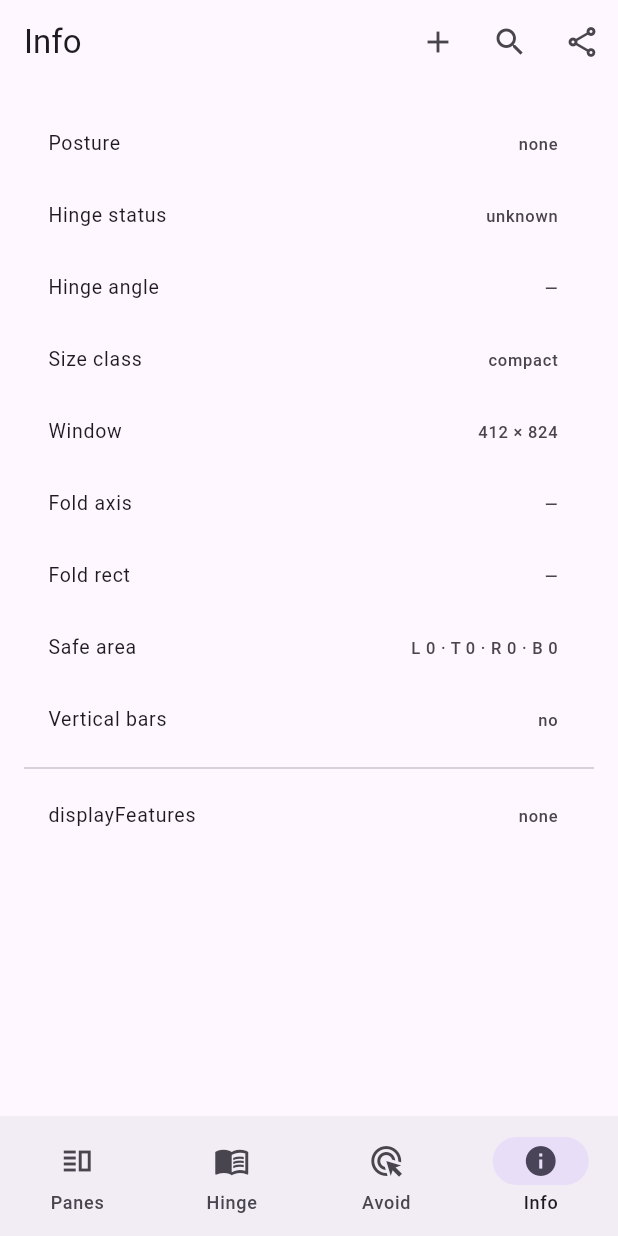
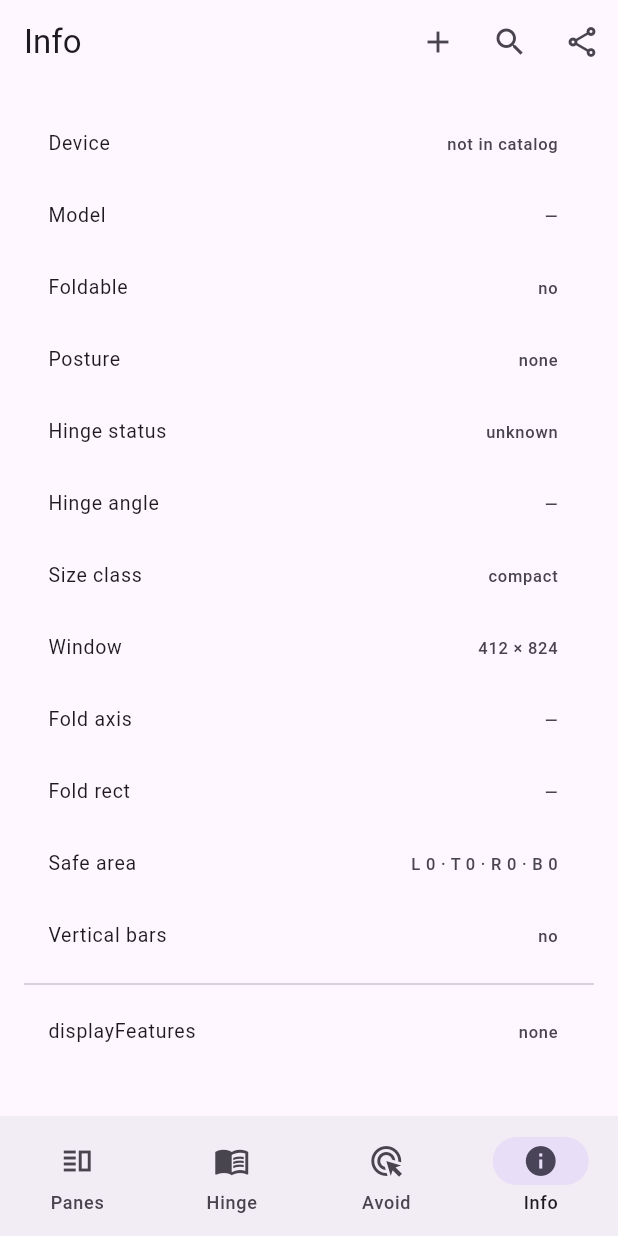
Before and after one commit to msaadev/fold_kit, a Flutter app: the screen it shows after launch, item 4 of the bottom bar chosen, on a phone screen of 412 x 824 dp. Run offline on Flutter 3.47's test engine with Material 3 defaults, Android fonts, the phone set to English and light mode, and no system bars.

Commit message:
FoldState with FoldBuilder, FoldListener and FoldKit.changes (posture, angle, device); easy migration for FoldScaffold

````diff
--- a/example/lib/main.dart
+++ b/example/lib/main.dart
@@ -38,23 +38,23 @@ class _HomePageState extends State<HomePage> {
 
   static const _tabs = [
     FoldDestination(
-      icon: Icons.vertical_split_outlined,
-      selectedIcon: Icons.vertical_split,
+      icon: Icon(Icons.vertical_split_outlined),
+      selectedIcon: Icon(Icons.vertical_split),
       label: 'Panes',
     ),
     FoldDestination(
-      icon: Icons.menu_book_outlined,
-      selectedIcon: Icons.menu_book,
+      icon: Icon(Icons.menu_book_outlined),
+      selectedIcon: Icon(Icons.menu_book),
       label: 'Hinge',
     ),
     FoldDestination(
-      icon: Icons.ads_click_outlined,
-      selectedIcon: Icons.ads_click,
+      icon: Icon(Icons.ads_click_outlined),
+      selectedIcon: Icon(Icons.ads_click),
       label: 'Avoid',
     ),
     FoldDestination(
-      icon: Icons.info_outline,
-      selectedIcon: Icons.info,
+      icon: Icon(Icons.info_outline),
+      selectedIcon: Icon(Icons.info),
       label: 'Info',
     ),
   ];
@@ -65,18 +65,18 @@ class _HomePageState extends State<HomePage> {
       title: Text(_tabs[_tab].label),
       actions: [
         FoldAction(
-          icon: Icons.add,
+          icon: Icon(Icons.add),
           label: 'New',
           prominent: true,
           onPressed: () => _toast('FoldAction: New'),
         ),
         FoldAction(
-          icon: Icons.search,
+          icon: Icon(Icons.search),
           label: 'Search',
           onPressed: () => _toast('FoldAction: Search'),
         ),
         FoldAction(
-          icon: Icons.share_outlined,
+          icon: Icon(Icons.share_outlined),
           label: 'Share',
           onPressed: () => _toast('FoldAction: Share'),
         ),
@@ -320,6 +320,12 @@ class InfoPage extends StatelessWidget {
     return ListView(
       padding: const EdgeInsets.all(16),
       children: [
+        _buildRow(
+          'Device',
+          FoldKit.of(context).device?.name ?? 'not in catalog',
+        ),
+        _buildRow('Model', FoldKit.of(context).model ?? '—'),
+        _buildRow('Foldable', FoldKit.of(context).isFoldable ? 'yes' : 'no'),
         _buildRow('Posture', fold.posture.name),
         _buildRow('Hinge status', FoldKitScope.statusOf(context).name),
         _buildRow('Hinge angle', angle == null ? '—' : '${angle.round()}°'),
--- a/lib/fold_kit.dart
+++ b/lib/fold_kit.dart
@@ -8,4 +8,5 @@ export 'src/fold_device.dart';
 export 'src/fold_kit_scope.dart' hide FoldScopeData;
 export 'src/fold_preview.dart';
 export 'src/fold_scaffold.dart';
+export 'src/fold_state.dart' hide FoldStatePublisher;
 export 'src/fold_two_pane.dart';
--- a/lib/src/fold_device.dart
+++ b/lib/src/fold_device.dart
@@ -49,6 +49,10 @@ class FoldDevice {
   /// The fold on [inner] while half open, or `null` for devices without one.
   final Rect? fold;
 
+  /// Model identifiers that belong to this device (prefix match), e.g.
+  /// `iPhone19,4` or `SM-F966`.
+  final List<String> modelIds;
+
   /// Safe area of the outer display (iPhone Duo: the status strip on the right).
   final EdgeInsets outerPadding;
 
@@ -66,6 +70,7 @@ class FoldDevice {
     this.outer,
     this.fold,
     this.outerPadding = EdgeInsets.zero,
+    this.modelIds = const [],
     this.verified = 'spec',
   });
 
@@ -102,6 +107,7 @@ class FoldDevice {
       outer: json['outer'] == null ? null : size(json['outer']),
       fold: fold,
       outerPadding: _insets(json['outerPadding']),
+      modelIds: [for (final m in json['modelIds'] as List? ?? const []) '$m'],
       verified: json['verified'] as String? ?? 'spec',
     );
   }
@@ -139,6 +145,15 @@ abstract final class FoldDevices {
   static FoldDevice? byId(String id) {
     for (final d in _all) {
       if (d.id == id) return d;
+    }
+    return null;
+  }
+
+  /// The device whose model id matches [model] (`iPhone19,4`, `SM-F966B`…), or `null`.
+  static FoldDevice? byModel(String? model) {
+    if (model == null || model.isEmpty) return null;
+    for (final d in _all) {
+      if (d.modelIds.any(model.startsWith)) return d;
     }
     return null;
   }
@@ -182,6 +197,7 @@ abstract final class FoldDevices {
       outer: Size(466, 678),
       fold: Rect.fromLTWH(455.5, 0, 40, 669),
       outerPadding: EdgeInsets.only(right: 84),
+      modelIds: ['iPhone19,4'],
       verified: 'simulator',
     ),
     FoldDevice(
@@ -193,6 +209,7 @@ abstract final class FoldDevices {
       inner: Size(832, 750),
       outer: Size(411, 960),
       fold: Rect.fromLTWH(416, 0, 0, 750),
+      modelIds: ['SM-F966'],
     ),
     FoldDevice(
       id: 'ipad-mini',
--- a/lib/src/fold_kit_scope.dart
+++ b/lib/src/fold_kit_scope.dart
@@ -4,6 +4,8 @@ import 'dart:ui' show DisplayFeature, DisplayFeatureState, DisplayFeatureType;
 import 'package:flutter/foundation.dart';
 import 'package:flutter/services.dart';
 import 'package:flutter/widgets.dart';
+
+import 'fold_state.dart';
 
 /// Hinge status reported by the platform (iPhone Duo; Android reports only the angle).
 enum HingeStatus {
@@ -46,6 +48,11 @@ class FoldKitScope extends StatefulWidget {
       context.dependOnInheritedWidgetOfExactType<FoldScopeData>()?.status ??
       HingeStatus.unknown;
 
+  /// The device model id (`iPhone19,4`, `SM-F966B`…), `null` before the
+  /// platform reports it or outside iOS / Android.
+  static String? modelOf(BuildContext context) =>
+      context.dependOnInheritedWidgetOfExactType<FoldScopeData>()?.model;
+
   /// The latest hinge angle in degrees (iPhone Duo, Android foldables with a
   /// hinge sensor), `null` when not reported. Use it for interaction, not layout.
   static double? angleOf(BuildContext context) =>
@@ -59,6 +66,7 @@ class _FoldKitScopeState extends State<FoldKitScope> {
   StreamSubscription<dynamic>? _subscription;
   HingeStatus _status = HingeStatus.unknown;
   double? _angle;
+  String? _model;
   List<Rect> _folds = const [];
 
   @override
@@ -97,9 +105,10 @@ class _FoldKitScopeState extends State<FoldKitScope> {
     return FoldScopeData(
       status: _status,
       angle: _angle,
+      model: _model,
       child: MediaQuery(
         data: base.copyWith(displayFeatures: features),
-        child: widget.child,
+        child: FoldStatePublisher(child: widget.child),
       ),
     );
   }
@@ -123,6 +132,7 @@ class _FoldKitScopeState extends State<FoldKitScope> {
     setState(() {
       _status = status;
       _angle = (event['angle'] as num?)?.toDouble();
+      _model = event['model'] as String? ?? _model;
       // Same rule as Flutter's Android behaviour: a fold splits layouts only while half open.
       _folds = status == HingeStatus.partiallyOpen ? folds : const [];
     });
@@ -137,15 +147,19 @@ class FoldScopeData extends InheritedWidget {
   /// Hinge angle in degrees.
   final double? angle;
 
+  /// Device model id reported by the platform.
+  final String? model;
+
   /// Creates the data.
   const FoldScopeData({
     super.key,
     required this.status,
     required this.angle,
+    this.model,
     required super.child,
   });
 
   @override
   bool updateShouldNotify(FoldScopeData old) =>
-      old.status != status || old.angle != angle;
+      old.status != status || old.angle != angle || old.model != model;
 }
--- a/lib/src/fold_preview.dart
+++ b/lib/src/fold_preview.dart
@@ -137,6 +137,7 @@ class _FoldPreviewState extends State<FoldPreview> {
             viewInsets: EdgeInsets.zero,
           ),
           child: FoldScopeData(
+            model: _device.modelIds.isEmpty ? null : _device.modelIds.first,
             status: !hasHinge
                 ? HingeStatus.unknown
                 : switch (_posture) {
--- a/lib/src/fold_scaffold.dart
+++ b/lib/src/fold_scaffold.dart
@@ -4,8 +4,8 @@ import 'fold_kit_scope.dart';
 
 /// An app bar action that can live in a horizontal app bar or a vertical bar.
 class FoldAction {
-  /// Icon, always shown.
-  final IconData icon;
+  /// Icon, always shown (usually an [Icon]; a [Badge] works too).
+  final Widget icon;
 
   /// Label: the tooltip, the screen reader text, and the text in the overflow menu.
   final String label;
@@ -31,11 +31,11 @@ class FoldAction {
 
 /// A tab of a [FoldScaffold].
 class FoldDestination {
-  /// Icon of the tab.
-  final IconData icon;
+  /// Icon of the tab (usually an [Icon]; a [Badge] works too).
+  final Widget icon;
 
   /// Icon when selected; defaults to [icon].
-  final IconData? selectedIcon;
+  final Widget? selectedIcon;
 
   /// Label of the tab.
   final String label;
@@ -45,6 +45,43 @@ class FoldDestination {
     required this.icon,
     required this.label,
     this.selectedIcon,
+  });
+
+  /// Reuses an existing [BottomNavigationBarItem], so tabs are defined once.
+  factory FoldDestination.fromItem(BottomNavigationBarItem item) =>
+      FoldDestination(
+        icon: item.icon,
+        selectedIcon: item.activeIcon,
+        label: item.label ?? '',
+      );
+}
+
+/// Colors and text style of the vertical bar, to match your app's own bars.
+@immutable
+class FoldBarTheme {
+  /// Bar background. Defaults to the theme's surface container.
+  final Color? backgroundColor;
+
+  /// Selected tab and prominent action color. Defaults to the primary color.
+  final Color? selectedColor;
+
+  /// Other items. Defaults to onSurfaceVariant.
+  final Color? unselectedColor;
+
+  /// Pill behind the selected tab. Defaults to secondaryContainer; use
+  /// `Colors.transparent` for none.
+  final Color? indicatorColor;
+
+  /// Label text style.
+  final TextStyle? labelStyle;
+
+  /// Creates a bar theme.
+  const FoldBarTheme({
+    this.backgroundColor,
+    this.selectedColor,
+    this.unselectedColor,
+    this.indicatorColor,
+    this.labelStyle,
   });
 }
 
@@ -72,8 +109,13 @@ enum FoldBarCompression {
 
 /// A scaffold whose app bar and tabs move into one vertical bar on the right
 /// edge where the system does that for native apps (iPhone Duo outer display,
-/// inner display in landscape) — and stay a normal app bar + navigation bar
+/// inner display in landscape) — and stay your normal app bar + bottom bar
 /// everywhere else. The body keeps its state when the bars move.
+///
+/// Migrating an existing screen usually means: rename `Scaffold` to
+/// `FoldScaffold`, keep your `appBar` and `bottomNavigationBar` as they are
+/// (phones look exactly the same), and add `destinations` for the vertical bar
+/// — `FoldDestination.fromItem` reuses your `BottomNavigationBarItem`s.
 class FoldScaffold extends StatefulWidget {
   /// Page title.
   final Widget? title;
@@ -105,6 +147,24 @@ class FoldScaffold extends StatefulWidget {
   /// Floating action button, passed to the inner [Scaffold].
   final Widget? floatingActionButton;
 
+  /// Your own app bar for the horizontal layout (phones). When `null`, an
+  /// [AppBar] is built from [title], [leading] and [actions] — or none at all
+  /// when those are empty.
+  final PreferredSizeWidget? appBar;
+
+  /// Your own bottom bar for the horizontal layout, so phones keep their exact
+  /// look. When `null`, a [NavigationBar] is built from [destinations].
+  final Widget? bottomNavigationBar;
+
+  /// Colors of the vertical bar.
+  final FoldBarTheme? barTheme;
+
+  /// Passed to the inner [Scaffold].
+  final Color? backgroundColor;
+
+  /// Passed to the inner [Scaffold].
+  final bool? resizeToAvoidBottomInset;
+
   /// Creates the scaffold.
   const FoldScaffold({
     super.key,
@@ -118,6 +178,11 @@ class FoldScaffold extends StatefulWidget {
     this.placement = FoldBarPlacement.auto,
     this.compression = FoldBarCompression.actionsFirst,
     this.floatingActionButton,
+    this.appBar,
+    this.bottomNavigationBar,
+    this.barTheme,
+    this.backgroundColor,
+    this.resizeToAvoidBottomInset,
   });
 
   /// Whether the bars are vertical for this window.
@@ -159,40 +224,56 @@ class _FoldScaffoldState extends State<FoldScaffold> {
 
   Widget _buildHorizontal(BuildContext context, Widget body) {
     return Scaffold(
-      appBar: AppBar(
+      backgroundColor: widget.backgroundColor,
+      resizeToAvoidBottomInset: widget.resizeToAvoidBottomInset,
+      appBar: widget.appBar ?? _buildAppBar(),
+      body: body,
+      floatingActionButton: widget.floatingActionButton,
+      bottomNavigationBar: widget.bottomNavigationBar ?? _buildNavigationBar(),
+    );
+  }
+
+  PreferredSizeWidget? _buildAppBar() {
+    final empty =
+        widget.title == null &&
+        widget.leading == null &&
+        widget.actions.isEmpty;
+    if (empty) return null;
+    return AppBar(
       leading: widget.leading,
       title: widget.title,
       actions: [
         for (final action in _orderedActions)
           IconButton(
-              icon: Icon(action.icon),
+            icon: action.icon,
             tooltip: action.label,
             onPressed: action.onPressed,
           ),
       ],
-      ),
-      body: body,
-      floatingActionButton: widget.floatingActionButton,
-      bottomNavigationBar: widget.destinations.isEmpty
-          ? null
-          : NavigationBar(
+    );
+  }
+
+  Widget? _buildNavigationBar() {
+    if (widget.destinations.isEmpty) return null;
+    return NavigationBar(
       selectedIndex: widget.selectedIndex,
       onDestinationSelected: widget.onDestinationSelected,
       destinations: [
         for (final d in widget.destinations)
           NavigationDestination(
-                    icon: Icon(d.icon),
-                    selectedIcon: Icon(d.selectedIcon ?? d.icon),
+            icon: d.icon,
+            selectedIcon: d.selectedIcon ?? d.icon,
             label: d.label,
           ),
       ],
-            ),
     );
   }
 
   Widget _buildVertical(BuildContext context, Widget body) {
     final textTheme = Theme.of(context).textTheme;
     return Scaffold(
+      backgroundColor: widget.backgroundColor,
+      resizeToAvoidBottomInset: widget.resizeToAvoidBottomInset,
       floatingActionButton: widget.floatingActionButton,
       body: Row(
         children: [
@@ -224,7 +305,7 @@ class _FoldScaffoldState extends State<FoldScaffold> {
   Widget _buildBar(BuildContext context) {
     final scheme = Theme.of(context).colorScheme;
     return Material(
-      color: scheme.surfaceContainer,
+      color: widget.barTheme?.backgroundColor ?? scheme.surfaceContainer,
       child: SafeArea(
         left: false,
         child: SizedBox(
@@ -244,10 +325,8 @@ class _FoldScaffoldState extends State<FoldScaffold> {
         widget.leading ??
         (ModalRoute.of(context)?.canPop ?? false ? const BackButton() : null);
     final capacity = (height / _itemExtent).floor() - (leading == null ? 0 : 1);
-    final actions = _orderedActions;
-    final tabs = [for (var i = 0; i < widget.destinations.length; i++) i];
-    final shownActions = [...actions];
-    final shownTabs = [...tabs];
+    final shownActions = [..._orderedActions];
+    final shownTabs = [for (var i = 0; i < widget.destinations.length; i++) i];
     final hiddenActions = <FoldAction>[];
     final hiddenTabs = <int>[];
     var needsMenu = false;
@@ -283,6 +362,7 @@ class _FoldScaffoldState extends State<FoldScaffold> {
           label: action.label,
           onPressed: action.onPressed,
           prominent: action.prominent,
+          theme: widget.barTheme,
         ),
       if (needsMenu) _buildOverflow(hiddenActions, hiddenTabs),
       const Spacer(),
@@ -295,6 +375,7 @@ class _FoldScaffoldState extends State<FoldScaffold> {
           label: widget.destinations[i].label,
           selected: i == widget.selectedIndex,
           onPressed: () => widget.onDestinationSelected?.call(i),
+          theme: widget.barTheme,
         ),
     ];
   }
@@ -311,13 +392,13 @@ class _FoldScaffoldState extends State<FoldScaffold> {
             PopupMenuItem(
               value: a.onPressed ?? () {},
               enabled: a.onPressed != null,
-              child: ListTile(leading: Icon(a.icon), title: Text(a.label)),
+              child: ListTile(leading: a.icon, title: Text(a.label)),
             ),
           for (final i in tabs)
             PopupMenuItem(
               value: () => widget.onDestinationSelected?.call(i),
               child: ListTile(
-                leading: Icon(widget.destinations[i].icon),
+                leading: widget.destinations[i].icon,
                 title: Text(widget.destinations[i].label),
               ),
             ),
@@ -343,11 +424,12 @@ extension<T> on List<T> {
 }
 
 class _BarButton extends StatelessWidget {
-  final IconData icon;
+  final Widget icon;
   final String label;
   final VoidCallback? onPressed;
   final bool selected;
   final bool prominent;
+  final FoldBarTheme? theme;
 
   const _BarButton({
     required this.icon,
@@ -355,16 +437,19 @@ class _BarButton extends StatelessWidget {
     required this.onPressed,
     this.selected = false,
     this.prominent = false,
+    this.theme,
   });
 
   @override
   Widget build(BuildContext context) {
     final scheme = Theme.of(context).colorScheme;
     final color = selected || prominent
-        ? scheme.primary
-        : scheme.onSurfaceVariant;
+        ? theme?.selectedColor ?? scheme.primary
+        : theme?.unselectedColor ?? scheme.onSurfaceVariant;
+    final labelStyle =
+        theme?.labelStyle ?? Theme.of(context).textTheme.labelSmall;
     return SizedBox(
-      height: 64,
+      height: _FoldScaffoldState._itemExtent,
       child: Semantics(
         button: true,
         selected: selected,
@@ -384,19 +469,22 @@ class _BarButton extends StatelessWidget {
                     vertical: 4,
                   ),
                   decoration: BoxDecoration(
-                    color: selected ? scheme.secondaryContainer : null,
+                    color: selected
+                        ? theme?.indicatorColor ?? scheme.secondaryContainer
+                        : null,
                     borderRadius: BorderRadius.circular(16),
                   ),
-                  child: Icon(icon, color: color),
+                  child: IconTheme.merge(
+                    data: IconThemeData(color: color),
+                    child: icon,
+                  ),
                 ),
                 const SizedBox(height: 2),
                 Text(
                   label,
                   maxLines: 1,
                   overflow: TextOverflow.ellipsis,
-                  style: Theme.of(
-                    context,
-                  ).textTheme.labelSmall?.copyWith(color: color),
+                  style: labelStyle?.copyWith(color: color),
                 ),
               ],
             ),
--- /dev/null
+++ b/lib/src/fold_state.dart
@@ -0,0 +1,192 @@
+import 'dart:async';
+
+import 'package:flutter/widgets.dart';
+
+import 'fold_device.dart';
+import 'fold_info.dart';
+import 'fold_kit_scope.dart';
+
+/// Everything about the fold in one value: posture, hinge angle, which
+/// device it is, and where the fold is. Read it with [FoldKit.of], rebuild
+/// with [FoldBuilder], react with [FoldListener] or [FoldKit.changes].
+@immutable
+class FoldState {
+  /// Fold position and window size class.
+  final FoldInfo info;
+
+  /// Hinge status reported by the platform.
+  final HingeStatus hinge;
+
+  /// Hinge angle in degrees, or `null` without a hinge sensor.
+  final double? angle;
+
+  /// Device model id from the platform (`iPhone19,4`, `SM-F966B`…).
+  final String? model;
+
+  /// Creates a state.
+  const FoldState({
+    required this.info,
+    this.hinge = HingeStatus.unknown,
+    this.angle,
+    this.model,
+  });
+
+  /// The catalog entry for [model], or `null` for unknown devices.
+  FoldDevice? get device => FoldDevices.byModel(model);
+
+  /// How the device is folded.
+  FoldPosture get posture => info.posture;
+
+  /// Folded shut (iPhone Duo outer display).
+  bool get isClosed => posture == FoldPosture.closed;
+
+  /// Partly open, like a book or a laptop.
+  bool get isHalfOpen => posture == FoldPosture.halfOpen;
+
+  /// Fully open and flat.
+  bool get isFlat => posture == FoldPosture.flat;
+
+  /// The big screen of a foldable is in use (half open or flat).
+  bool get isOpen => isHalfOpen || isFlat;
+
+  /// This is a foldable: a known foldable model, a reported hinge, or a fold
+  /// in the display features.
+  bool get isFoldable {
+    final form = device?.form;
+    return form == FoldForm.book ||
+        form == FoldForm.flip ||
+        hinge != HingeStatus.unknown ||
+        info.hasFold;
+  }
+
+  @override
+  bool operator ==(Object other) =>
+      other is FoldState &&
+      other.info == info &&
+      other.hinge == hinge &&
+      other.angle == angle &&
+      other.model == model;
+
+  @override
+  int get hashCode => Object.hash(info, hinge, angle, model);
+
+  @override
+  String toString() =>
+      'FoldState(${posture.name}, angle: $angle, model: $model, ${info.windowSizeClass.name})';
+}
+
+/// Entry points for reading and listening to the fold.
+abstract final class FoldKit {
+  static final StreamController<FoldState> _changes =
+      StreamController<FoldState>.broadcast();
+  static FoldState? _current;
+
+  /// The fold state for [context]; the caller rebuilds when it changes.
+  static FoldState of(BuildContext context) => FoldState(
+    info: FoldInfo.of(context),
+    hinge: FoldKitScope.statusOf(context),
+    angle: FoldKitScope.angleOf(context),
+    model: FoldKitScope.modelOf(context),
+  );
+
+  /// Every change of the app window's fold state, for code outside widgets
+  /// (analytics, controllers). Needs a [FoldKitScope] at the top of the app.
+  static Stream<FoldState> get changes => _changes.stream;
+
+  /// The latest state published on [changes], or `null` before the first one.
+  static FoldState? get current => _current;
+
+  static void _publish(FoldState state) {
+    if (state == _current) return;
+    _current = state;
+    _changes.add(state);
+  }
+}
+
+/// Rebuilds with the current [FoldState]:
+///
+/// ```dart
+/// FoldBuilder(
+///   builder: (context, fold) => fold.isOpen ? const WideBooking() : const PhoneBooking(),
+/// )
+/// ```
+class FoldBuilder extends StatelessWidget {
+  /// Builds from the fold state.
+  final Widget Function(BuildContext context, FoldState fold) builder;
+
+  /// Creates the builder.
+  const FoldBuilder({super.key, required this.builder});
+
+  @override
+  Widget build(BuildContext context) => builder(context, FoldKit.of(context));
+}
+
+/// Calls [onChanged] when the posture, the hinge angle, the device or the
+/// fold changes (not on the first build unless [fireImmediately]).
+class FoldListener extends StatefulWidget {
+  /// Called with the new state.
+  final ValueChanged<FoldState> onChanged;
+
+  /// Also call [onChanged] once with the first state.
+  final bool fireImmediately;
+
+  /// The subtree.
+  final Widget child;
+
+  /// Creates the listener.
+  const FoldListener({
+    super.key,
+    required this.onChanged,
+    required this.child,
+    this.fireImmediately = false,
+  });
+
+  @override
+  State<FoldListener> createState() => _FoldListenerState();
+}
+
+class _FoldListenerState extends State<FoldListener> {
+  FoldState? _last;
+
+  @override
+  void didChangeDependencies() {
+    super.didChangeDependencies();
+    final state = FoldKit.of(context);
+    final previous = _last;
+    _last = state;
+    if (state == previous) return;
+    if (previous == null && !widget.fireImmediately) return;
+    WidgetsBinding.instance.addPostFrameCallback((_) {
+      if (mounted) widget.onChanged(state);
+    });
+  }
+
+  @override
+  Widget build(BuildContext context) => widget.child;
+}
+
+/// Placed inside [FoldKitScope]; publishes the app's state on [FoldKit.changes].
+class FoldStatePublisher extends StatefulWidget {
+  /// The app.
+  final Widget child;
+
+  /// Creates the publisher.
+  const FoldStatePublisher({super.key, required this.child});
+
+  @override
+  State<FoldStatePublisher> createState() => _FoldStatePublisherState();
+}
+
+class _FoldStatePublisherState extends State<FoldStatePublisher> {
+  @override
+  void didChangeDependencies() {
+    super.didChangeDependencies();
+    final state = FoldKit.of(context);
+    WidgetsBinding.instance.addPostFrameCallback(
+      (_) => FoldKit._publish(state),
+    );
+  }
+
+  @override
+  Widget build(BuildContext context) => widget.child;
+}
````
Also changed, not shown: 8 other files. Lines whose indentation alone changed are shown as unchanged.
